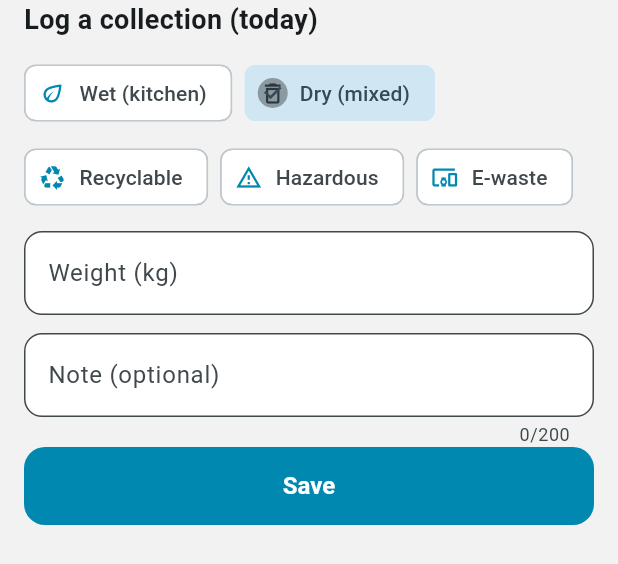
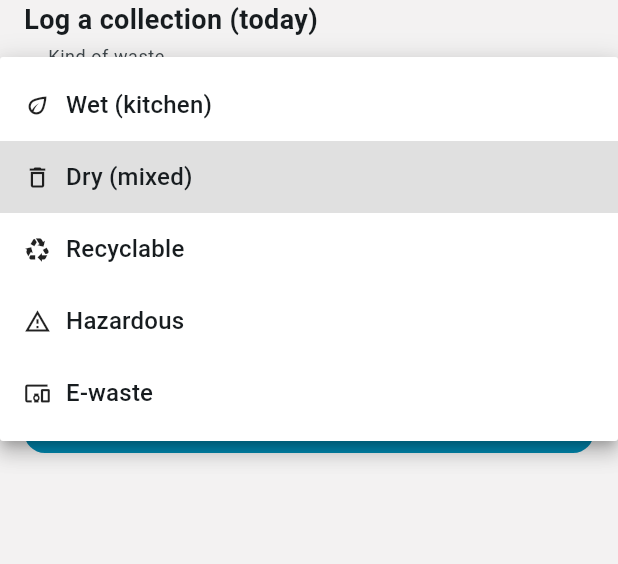
Before and after one commit to beerus-Ai/housing-portal, a Flutter app: the _WasteSheet widget shown alone on an empty page, opened directly, after a tap on "Dry (mixed)", on a phone screen of 412 x 824 dp. Shown: the top 564 px of the screen. Run offline on Flutter 3.47's test engine with Material 3 defaults, Android fonts, the phone set to English and light mode, and no system bars; our stand-ins replace image_picker, material_ui, qr_flutter, shared_preferences; missing offline and left inert: nfc_manager; accounts and stored records are empty; network calls fail.

Commit message:
Dropdowns where the values come from a known list (web, PWA, Flutter)
Web: vendor trade (add and edit) is a select of the request categories, so
AI triage can match vendors; committee vehicle flat and parking assign flat
are selects of flats with an approved resident (GET /api/admin/users);
amenity picker chips become a select.
PWA: parking assign flat is a select of resident flats; society type is a
select of the same list as the web settings.
Flutter: amenity, request category, waste kind, and the request and dues
status filters use DropdownButtonFormField.

No API contract changes. npm test: 140/140.

Co-Authored-By: Claude Opus 5.5 <noreply@anthropic.com>

```diff
--- a/flutter_app/lib/screens/waste.dart
+++ b/flutter_app/lib/screens/waste.dart
@@ -164,10 +164,21 @@ class _WasteSheetState extends State<_WasteSheet> {
           Text(widget.missed ? 'Pickup missed?' : 'Log a collection (today)', style: sectionStyle),
           if (widget.missed) const Text('It becomes a housekeeping request you can follow.', style: TextStyle(color: Colors.black54)),
           const SizedBox(height: 12),
-          Wrap(spacing: 8, runSpacing: 8, children: [
-            for (final k in wasteKinds)
-              ChoiceChip(avatar: Icon(k.$3, size: 18), label: Text(k.$2), selected: _kind == k.$1, onSelected: (_) => setState(() => _kind = k.$1)),
-          ]),
+          DropdownButtonFormField<String>(
+            initialValue: wasteKinds.any((k) => k.$1 == _kind) ? _kind : null,
+            isExpanded: true,
+            decoration: const InputDecoration(labelText: 'Kind of waste'),
+            items: [
+              for (final k in wasteKinds)
+                DropdownMenuItem<String>(
+                  value: k.$1,
+                  child: Row(children: [Icon(k.$3, size: 18), const SizedBox(width: 10), Text(k.$2)]),
+                ),
+            ],
+            onChanged: (v) {
+              if (v != null) setState(() => _kind = v);
+            },
+          ),
           const SizedBox(height: 12),
           if (!widget.missed) ...[
             TextField(controller: _kg, keyboardType: const TextInputType.numberWithOptions(decimal: true), decoration: const InputDecoration(labelText: 'Weight (kg)')),
```
Also changed, not shown: flutter_app/lib/screens/amenities.dart (+14 -11 lines), flutter_app/lib/screens/dues.dart (+14 -11 lines), flutter_app/lib/screens/new_request.dart (+14 -9 lines), flutter_app/lib/screens/requests.dart (+14 -18 lines), 4 other files.
